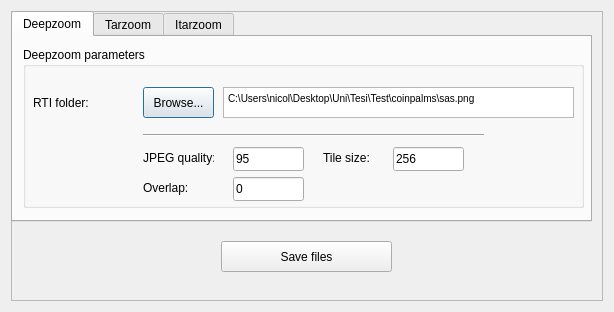
The window that relight/zoomdialog.ui (cnr-isti-vclab/relight) describes before a commit, drawn with Qt 5.
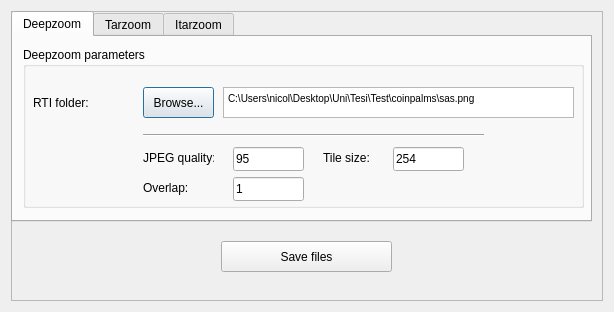
The same window after the commit.

```diff
--- a/relight/zoomdialog.ui
+++ b/relight/zoomdialog.ui
@@ -189,7 +189,7 @@
             </rect>
            </property>
            <property name="text">
-            <string>256</string>
+            <string>254</string>
            </property>
           </widget>
           <widget class="Line" name="line">
@@ -228,7 +228,7 @@
             </rect>
            </property>
            <property name="text">
-            <string>0</string>
+            <string>1</string>
            </property>
           </widget>
          </widget>
```
